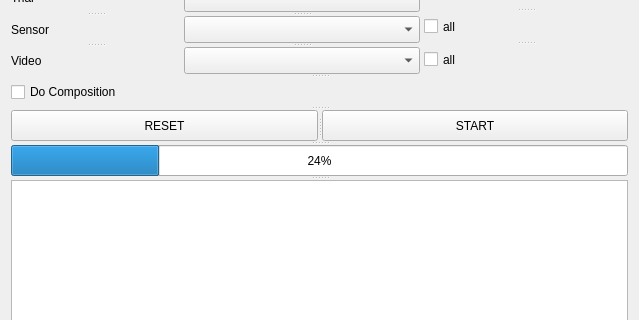
Above: src/gear_gui/gear_postprocess/resource/gear_postprocess.ui from prarobo/gear before the change; both pictures show x 0 to 639 and y 183 to 503 of the 639 by 643 pixel window. Below: the same form after it.
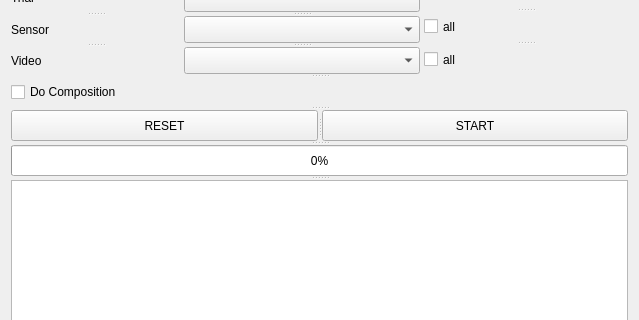
That is the form after the change.

What changed in the file:
```diff
--- a/src/gear_gui/gear_postprocess/resource/gear_postprocess.ui
+++ b/src/gear_gui/gear_postprocess/resource/gear_postprocess.ui
@@ -238,7 +238,7 @@
      </widget>
      <widget class="QProgressBar" name="progressBar">
       <property name="value">
-       <number>24</number>
+       <number>0</number>
       </property>
      </widget>
      <widget class="QTextEdit" name="txtOutput">
```
